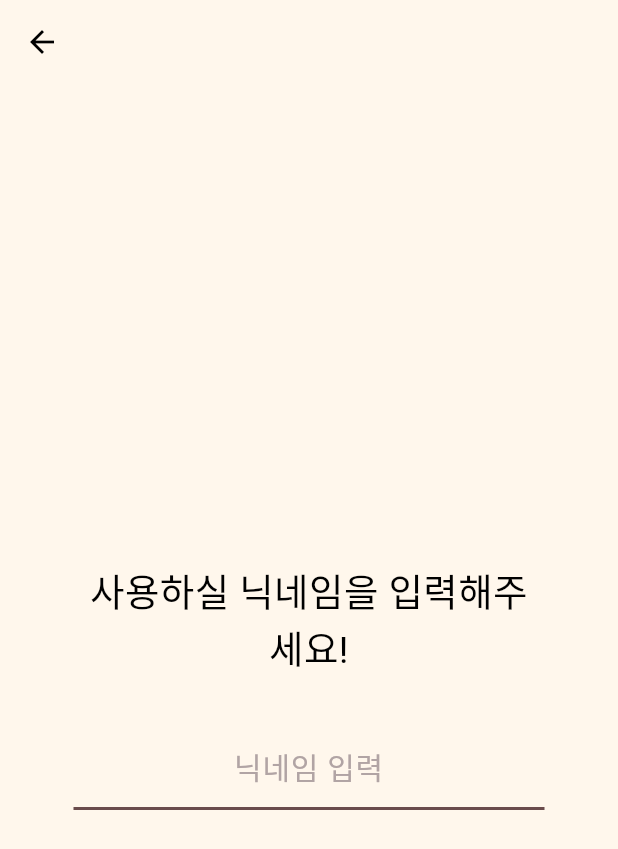
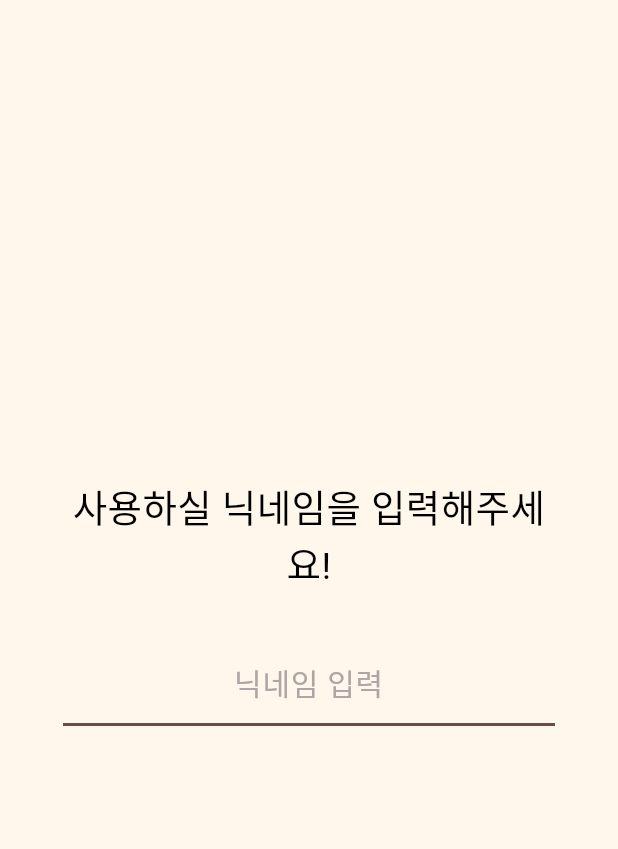
Before and after one commit to Team-Gifty/Gifty_Flutter, a Flutter app: the NicknamePage screen opened directly, on a phone screen of 412 x 824 dp. Shown: the top 849 px of the screen. Run offline on Flutter 3.47's test engine with Material 3 defaults, Android fonts, the phone set to English and light mode, and no system bars; our stand-ins replace flutter_svg; Roboto replaces fonts that are missing (MemomentKkukkkuk).

Commit message:
🔖 :: 앱바 제거

```diff
--- a/lib/presentation/nickName/nickName_page.dart
+++ b/lib/presentation/nickName/nickName_page.dart
@@ -9,13 +9,10 @@ class NicknamePage extends StatelessWidget {
   Widget build(BuildContext context) {
     return Scaffold(
       backgroundColor: AppColors.background,
-      appBar: AppBar(
-        backgroundColor: AppColors.background,
-        elevation: 0,
-      ),
       body: Padding(
-        padding: const EdgeInsets.symmetric(horizontal: 49.0),
+        padding: const EdgeInsets.symmetric(horizontal: 42.0),
         child: Column(
+          crossAxisAlignment: CrossAxisAlignment.center,
           children: [
             const SizedBox(height: 320),
             const Text(
@@ -26,7 +23,7 @@ class NicknamePage extends StatelessWidget {
                 fontSize: 25,
               ),
             ),
-            const SizedBox(height: 40), // Spacing between title and text field
+            const SizedBox(height: 40),
             const GiftyTextField(
               hintText: '닉네임 입력',
               textAlign: TextAlign.center,
```
